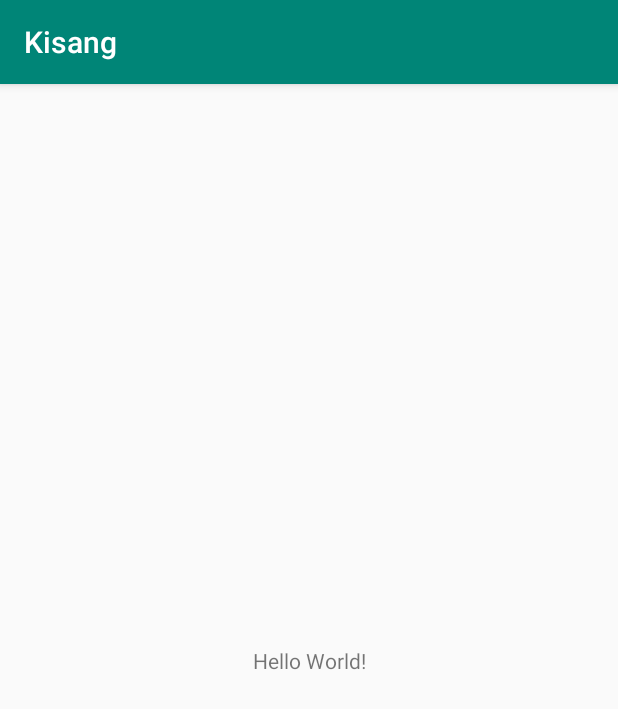
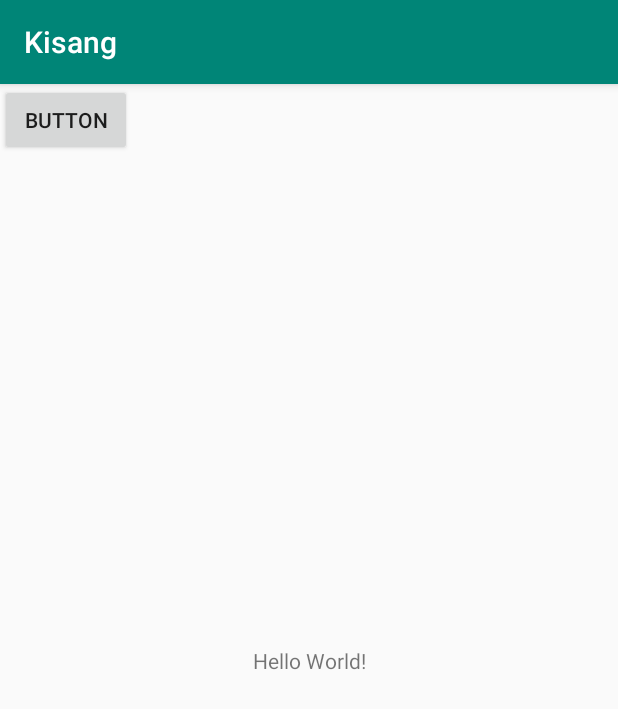
Before and after one commit to KimchiAndroid/KiSang, an Android app: the screen it shows after launch (MainActivity), on a phone screen of 412 x 824 dp. Shown: the top 709 px of the screen. Run offline under Robolectric (Android 15) with nearby library versions, the phone set to English and light mode, and no system bars.

Commit message:
Merge pull request #1 from wjp103/master (#2)

```diff
--- a/app/src/main/res/layout/activity_main.xml
+++ b/app/src/main/res/layout/activity_main.xml
@@ -15,4 +15,12 @@
         app:layout_constraintRight_toRightOf="parent"
         app:layout_constraintTop_toTopOf="parent" />
 
+    <Button
+        android:id="@+id/button2"
+        android:layout_width="wrap_content"
+        android:layout_height="wrap_content"
+        android:text="Button"
+        tools:layout_editor_absoluteX="161dp"
+        tools:layout_editor_absoluteY="307dp" />
+
 </android.support.constraint.ConstraintLayout>
```
